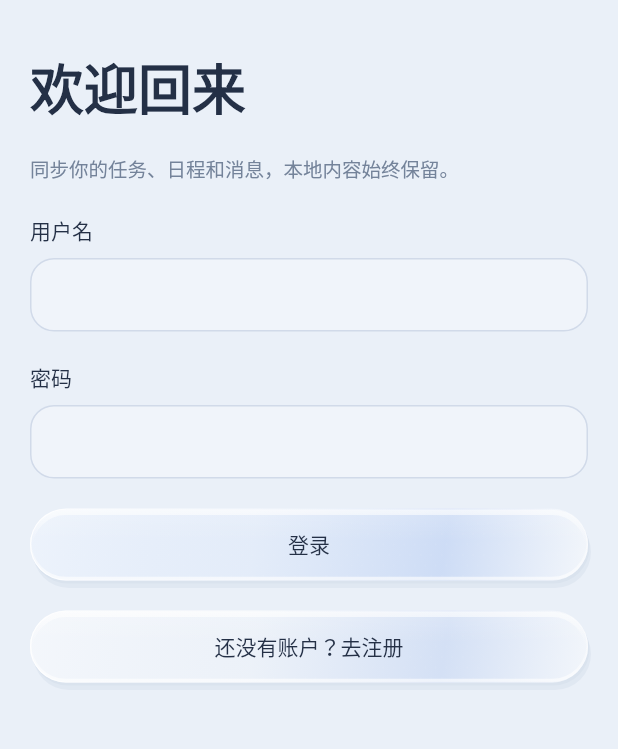
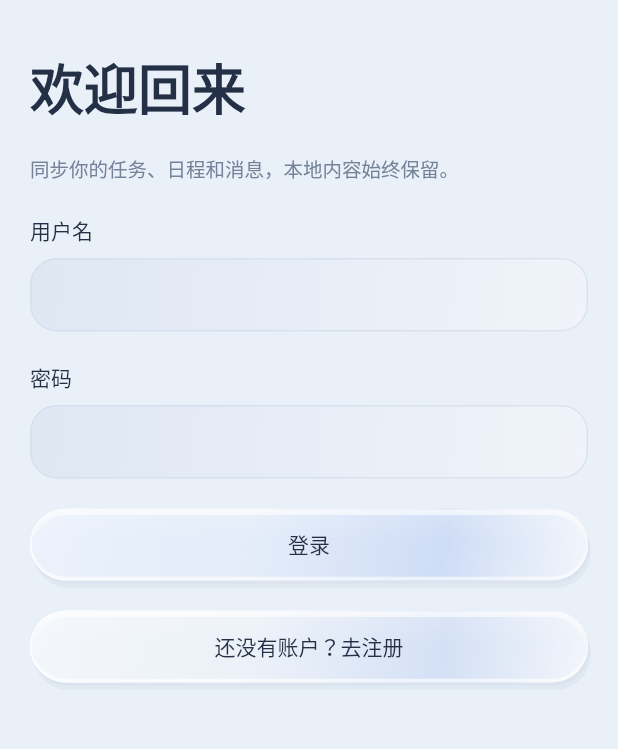
Before and after one commit to J-X-C-Z/Orialis, a Flutter app: the AuthPage screen opened by its route, on a phone screen of 412 x 824 dp, the part 105-854 px from its top. Run offline on Flutter 3.47's test engine with Material 3 defaults, Android fonts, the phone set to English and light mode, and no system bars; our stand-ins replace dio, drift, drift_flutter, file_picker, fl_chart, flutter_riverpod and 7 more; missing offline and left inert: flutter_math_fork, pdfrx, xterm; accounts and stored records are empty; generated files the repository leaves out were written again; network calls fail; statements that could not run were skipped.

Commit message:
feat(ui): apply inset gradient field state for phone Neumorphism

```diff
--- a/packages/lumina_ui/lib/src/lumina_inputs.dart
+++ b/packages/lumina_ui/lib/src/lumina_inputs.dart
@@ -82,10 +82,26 @@ class _LuminaTextFieldState extends State<LuminaTextField> {
               ),
               padding: const EdgeInsets.symmetric(horizontal: 14, vertical: 12),
               decoration: BoxDecoration(
-                color: colors.surface,
-                borderRadius: BorderRadius.circular(16),
+                color: colors.neumorphic ? null : colors.surface,
+                gradient: colors.neumorphic
+                    ? LinearGradient(
+                        begin: Alignment.topLeft,
+                        end: Alignment.bottomRight,
+                        colors: [
+                          colors.recessedSurface,
+                          colors.surface,
+                        ],
+                      )
+                    : null,
+                borderRadius: BorderRadius.circular(
+                  colors.neumorphic ? 18 : 16,
+                ),
                 border: Border.all(
-                  color: focus.hasFocus ? colors.accent : colors.outline,
+                  color: focus.hasFocus
+                      ? colors.accent
+                      : colors.neumorphic
+                          ? colors.outline.withValues(alpha: .65)
+                          : colors.outline,
                   width: focus.hasFocus ? 1.5 : 1,
                 ),
               ),
```
